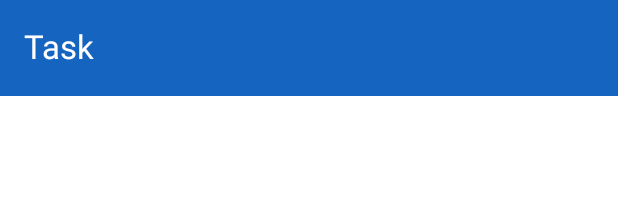
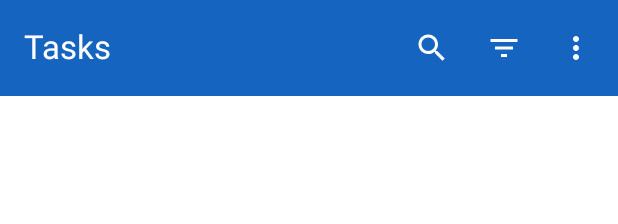
Before and after one commit to kroxon/ToDo_Compose_App, an Android app built with Jetpack Compose: the @Preview function DefaultListAppBarPreview, on a phone screen of 412 x 824 dp. Shown: the top 224 px of the screen. Run offline under Robolectric (Android 15) with nearby library versions, the phone set to English and light mode, and no system bars.

Commit message:
btn_filter

```diff
--- a/app/src/main/java/com/todocomposeapp/navigation/destinations/ListComposable.kt
+++ b/app/src/main/java/com/todocomposeapp/navigation/destinations/ListComposable.kt
@@ -11,7 +11,7 @@ import com.todocomposeapp.util.Constants.LIST_ARGUMENT_KEY
 import com.todocomposeapp.util.Constants.LIST_SCREEN
 
 fun NavGraphBuilder.listComposable(
-    navigateToTaskScreen: (Int) -> Unit
+    navigateToTaskScreen: (taskId: Int) -> Unit
 ){
     composable(
         route = LIST_SCREEN,
--- a/app/src/main/java/com/todocomposeapp/ui/screens/list/ListAppBar.kt
+++ b/app/src/main/java/com/todocomposeapp/ui/screens/list/ListAppBar.kt
@@ -1,27 +1,69 @@
 package com.todocomposeapp.ui.screens.list
 
+import androidx.compose.foundation.Canvas
+import androidx.compose.foundation.layout.ColumnScope
+import androidx.compose.foundation.layout.padding
+import androidx.compose.foundation.layout.size
+import androidx.compose.material.icons.Icons
+import androidx.compose.material.icons.filled.Search
+import androidx.compose.material3.DropdownMenu
+import androidx.compose.material3.DropdownMenuItem
 import androidx.compose.material3.ExperimentalMaterial3Api
+import androidx.compose.material3.Icon
+import androidx.compose.material3.IconButton
 import androidx.compose.material3.MaterialTheme
 import androidx.compose.material3.Text
 import androidx.compose.material3.TopAppBar
 import androidx.compose.material3.TopAppBarDefaults
+
 import androidx.compose.runtime.Composable
+import androidx.compose.ui.res.painterResource
+import androidx.compose.ui.res.stringResource
 import androidx.compose.ui.tooling.preview.Preview
+import com.todocomposeapp.R
+import com.todocomposeapp.data.models.Priority
+import androidx.compose.runtime.getValue
+import androidx.compose.runtime.mutableStateOf
+import androidx.compose.runtime.remember
+import androidx.compose.runtime.setValue
+import androidx.compose.ui.Modifier
+import com.todocomposeapp.components.PriorityItem
+import com.todocomposeapp.ui.theme.LARGE_PADDING
+import com.todocomposeapp.ui.theme.PRIORITY_INDICATOR_SIZE
 import com.todocomposeapp.ui.theme.topAppBarBackgroumdColor
 import com.todocomposeapp.ui.theme.topAppBarContentColor
 
 @Composable
 fun ListAppBar() {
-    DefaultListAppBar()
+    DefaultListAppBar(
+        onSearchClicked = {
+        },
+        onSortClicked = {},
+        onDeleteClicked = {}
+    )
 }
 
 @OptIn(ExperimentalMaterial3Api::class)
 @Composable
-fun DefaultListAppBar() {
+fun DefaultListAppBar(
+    onSearchClicked: () -> Unit,
+    onSortClicked: (Priority) -> Unit,
+    onDeleteClicked: () -> Unit
+) {
     TopAppBar(
         title = {
-            Text(text = "Task",
-                color = MaterialTheme.colorScheme.topAppBarContentColor)
+            Text(
+//                text = stringResource(id = R.string.tasks),
+                text = "Tasks",
+                color = MaterialTheme.colorScheme.topAppBarContentColor
+            )
+        },
+        actions = {
+            ListAppBarActions(
+                onSearchClicked = onSearchClicked,
+                onSortClicked = onSortClicked,
+                onDeleteClicked = onDeleteClicked
+            )
         },
         colors = TopAppBarDefaults.mediumTopAppBarColors(
             containerColor = MaterialTheme.colorScheme.topAppBarBackgroumdColor,
@@ -34,7 +76,107 @@ fun DefaultListAppBar() {
 }
 
 @Composable
+fun ListAppBarActions(
+    onSearchClicked: () -> Unit,
+    onSortClicked: (Priority) -> Unit,
+    onDeleteClicked: () -> Unit
+) {
+    SearchAction(onSearchClicked = onSearchClicked)
+    SortAction(onSortClicked = onSortClicked)
+    DeleteAllActions(onDeleteClicked = onDeleteClicked)
+}
+
+@Composable
+fun SearchAction(
+    onSearchClicked: () -> Unit
+) {
+    IconButton(
+        onClick = { onSearchClicked }
+    ) {
+        Icon(
+            imageVector = Icons.Filled.Search,
+            contentDescription = stringResource(id = R.string.search_action),
+            tint = MaterialTheme.colorScheme.topAppBarContentColor
+        )
+    }
+}
+
+@Composable
+fun SortAction(
+    onSortClicked: (Priority) -> Unit
+) {
+    var expanded by remember { mutableStateOf(false) }
+
+    IconButton(onClick = { expanded = true }
+    ) {
+        Icon(
+            painter = painterResource(id = R.drawable.ic_filter),
+            contentDescription = stringResource(id = R.string.sort_tasks),
+            tint = MaterialTheme.colorScheme.topAppBarContentColor
+        )
+        DropdownMenu(
+            expanded = expanded,
+            onDismissRequest = { expanded = false }
+        ) {
+            DropdownMenuItem(text = { /*TODO*/ }, onClick = {
+                expanded = false
+                onSortClicked(Priority.LOW)
+            },
+                leadingIcon = { PriorityItem(priority = Priority.LOW) }
+            )
+            DropdownMenuItem(text = { /*TODO*/ }, onClick = {
+                expanded = false
+                onSortClicked(Priority.HIGH)
+            },
+                leadingIcon = { PriorityItem(priority = Priority.HIGH) }
+            )
+            DropdownMenuItem(text = { /*TODO*/ }, onClick = {
+                expanded = false
+                onSortClicked(Priority.NONE)
+            },
+                leadingIcon = { PriorityItem(priority = Priority.NONE) }
+            )
+        }
+    }
+}
+
+
+@Composable
+fun DeleteAllActions(
+    onDeleteClicked: () -> Unit
+) {
+    var expanded by remember { mutableStateOf(false) }
+
+    IconButton(onClick = { expanded = true }
+    ) {
+        Icon(
+            painter = painterResource(id = R.drawable.ic_more_vert),
+            contentDescription = stringResource(id = R.string.delete_all_actions),
+            tint = MaterialTheme.colorScheme.topAppBarContentColor
+        )
+        DropdownMenu(
+            expanded = expanded,
+            onDismissRequest = { expanded = false }
+        ) {
+            DropdownMenuItem(
+                modifier = Modifier.padding(start = LARGE_PADDING),
+                text = { Text(text = stringResource(id = R.string.delete_all_actions)) },
+                onClick = {
+                    expanded = false
+                }
+            )
+
+        }
+    }
+}
+
+
+@Composable
 @Preview
 private fun DefaultListAppBarPreview() {
-    DefaultListAppBar()
+    DefaultListAppBar(
+        onSearchClicked = {},
+        onSortClicked = {},
+        onDeleteClicked = {}
+    )
 }
--- a/app/src/main/java/com/todocomposeapp/ui/theme/Theme.kt
+++ b/app/src/main/java/com/todocomposeapp/ui/theme/Theme.kt
@@ -16,8 +16,8 @@ import androidx.compose.ui.platform.LocalView
 import androidx.core.view.WindowCompat
 
 private val DarkColorScheme = darkColorScheme(
-    primary = Purple80,
-    secondary = PurpleGrey80,
+    primary = LightGrey,
+    secondary = Blue2,
     tertiary = Pink80
 )
 
--- /dev/null
+++ b/app/src/main/res/drawable/ic_filter.xml
@@ -0,0 +1,5 @@
+<vector android:height="24dp" android:tint="#000000"
+    android:viewportHeight="24" android:viewportWidth="24"
+    android:width="24dp" xmlns:android="http://schemas.android.com/apk/res/android">
+    <path android:fillColor="@android:color/white" android:pathData="M10,18h4v-2h-4v2zM3,6v2h18L21,6L3,6zM6,13h12v-2L6,11v2z"/>
+</vector>
--- /dev/null
+++ b/app/src/main/res/drawable/ic_more_vert.xml
@@ -0,0 +1,5 @@
+<vector android:height="24dp" android:tint="#000000"
+    android:viewportHeight="24" android:viewportWidth="24"
+    android:width="24dp" xmlns:android="http://schemas.android.com/apk/res/android">
+    <path android:fillColor="@android:color/white" android:pathData="M12,8c1.1,0 2,-0.9 2,-2s-0.9,-2 -2,-2 -2,0.9 -2,2 0.9,2 2,2zM12,10c-1.1,0 -2,0.9 -2,2s0.9,2 2,2 2,-0.9 2,-2 -0.9,-2 -2,-2zM12,16c-1.1,0 -2,0.9 -2,2s0.9,2 2,2 2,-0.9 2,-2 -0.9,-2 -2,-2z"/>
+</vector>
--- a/app/src/main/res/values/strings.xml
+++ b/app/src/main/res/values/strings.xml
@@ -1,5 +1,9 @@
 <resources>
     <string name="app_name">ToDo Compose App</string>
 
+    <string name="sort_tasks">Sort Tasks</string>
+    <string name="search_action">Search Tasks</string>
     <string name="add_button">Add Button</string>
+    <string name="delete_all_actions">Delete All</string>
+    <string name="tasks"></string>
 </resources>
```
Also changed, not shown: app/src/main/java/com/todocomposeapp/components/PriorityItem.kt (added, +44 -0 lines), app/src/main/java/com/todocomposeapp/ui/screens/list/ListScreen.kt (+12 -3 lines), app/src/main/java/com/todocomposeapp/ui/theme/Color.kt (+7 -2 lines), app/src/main/java/com/todocomposeapp/ui/theme/Dimensions.kt (added, +9 -0 lines).
